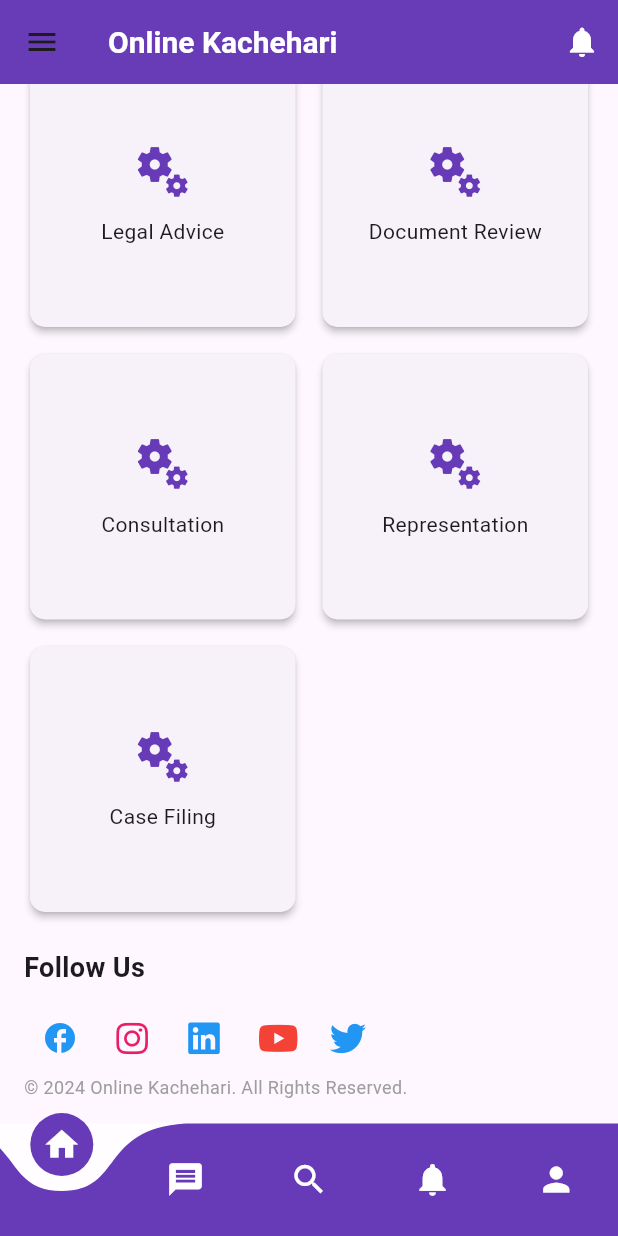
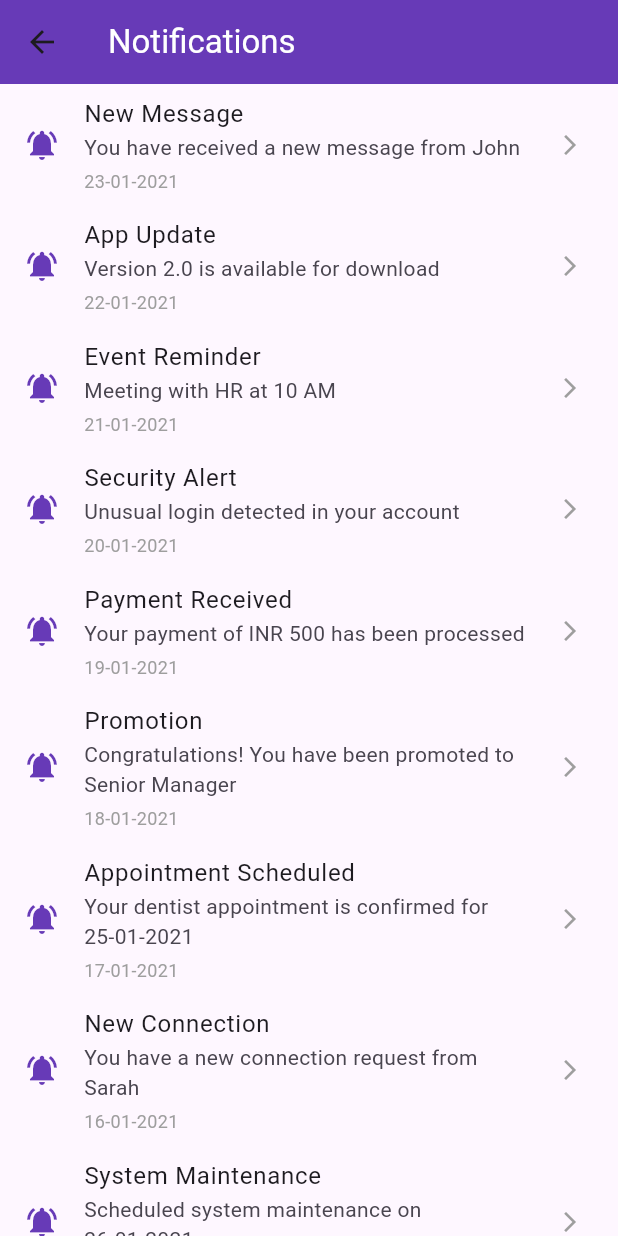
Before and after one commit to pradumkumar01/online_kachahari, a Flutter app: the screen it shows after launch, scrolled down 1147 dp, after a tap on the "notifications" icon, on a phone screen of 412 x 824 dp. Run offline on Flutter 3.47's test engine with Material 3 defaults, Android fonts, the phone set to English and light mode, and no system bars; drawn by our look-alikes of curved_navigation_bar; our stand-ins replace font_awesome_flutter.

Commit message:
"updated homepage added Notification.dart"

```diff
--- a/lib/screens/Home.dart
+++ b/lib/screens/Home.dart
@@ -2,6 +2,7 @@ import 'package:curved_navigation_bar/curved_navigation_bar.dart';
 import 'package:flutter/material.dart';
 import 'package:flutter_online_kachehari/screens/CustomerSupport.dart';
 import 'package:flutter_online_kachehari/screens/Login_Screen.dart';
+import 'package:flutter_online_kachehari/screens/Notification.dart';
 import 'package:flutter_online_kachehari/screens/Policy.dart';
 import 'package:flutter_online_kachehari/screens/Services.dart';
 import 'package:flutter_online_kachehari/screens/TermsConditions.dart';
@@ -91,6 +92,8 @@ class _HomePageState extends State<HomePage> {
               color: Colors.white,
             ), // Changed to notification icon
             onPressed: () {
+              Navigator.of(context).push(
+                  MaterialPageRoute(builder: (context) => NotificationPage()));
               // Add notification functionality here
             },
           ),
@@ -572,12 +575,14 @@ class _HomePageState extends State<HomePage> {
             Icons.notifications,
             size: 26,
             color: Colors.white,
+
           ),
           Icon(
             Icons.person,
             size: 26,
             color: Colors.white,
           ),
+
         ],
       ),
     );
--- /dev/null
+++ b/lib/screens/Notification.dart
@@ -0,0 +1,115 @@
+import 'package:flutter/material.dart';
+
+class NotificationPage extends StatefulWidget {
+  const NotificationPage({super.key});
+
+  @override
+  State<NotificationPage> createState() => _NotificationPageState();
+}
+
+class _NotificationPageState extends State<NotificationPage> {
+  // List of fake notification data using map
+  final List<Map<String, String>> notifications = [
+    {
+      'title': 'New Message',
+      'subtitle': 'You have received a new message from John',
+      'date': '23-01-2021'
+    },
+    {
+      'title': 'App Update',
+      'subtitle': 'Version 2.0 is available for download',
+      'date': '22-01-2021'
+    },
+    {
+      'title': 'Event Reminder',
+      'subtitle': 'Meeting with HR at 10 AM',
+      'date': '21-01-2021'
+    },
+    {
+      'title': 'Security Alert',
+      'subtitle': 'Unusual login detected in your account',
+      'date': '20-01-2021'
+    },
+    {
+      'title': 'Payment Received',
+      'subtitle': 'Your payment of INR 500 has been processed',
+      'date': '19-01-2021'
+    },
+    {
+      'title': 'Promotion',
+      'subtitle': 'Congratulations! You have been promoted to Senior Manager',
+      'date': '18-01-2021'
+    },
+    {
+      'title': 'Appointment Scheduled',
+      'subtitle': 'Your dentist appointment is confirmed for 25-01-2021',
+      'date': '17-01-2021'
+    },
+    {
+      'title': 'New Connection',
+      'subtitle': 'You have a new connection request from Sarah',
+      'date': '16-01-2021'
+    },
+    {
+      'title': 'System Maintenance',
+      'subtitle': 'Scheduled system maintenance on 26-01-2021',
+      'date': '15-01-2021'
+    },
+    {
+      'title': 'Password Change',
+      'subtitle': 'Your password was successfully changed',
+      'date': '14-01-2021'
+    },
+  ];
+
+  @override
+  Widget build(BuildContext context) {
+    return Scaffold(
+      appBar: AppBar(
+        title: Text("Notifications",style: TextStyle(color: Colors.white)),
+        backgroundColor: Colors.deepPurple,
+      ),
+      body: ListView.builder(
+        itemCount: notifications.length,
+        itemBuilder: (context, index) {
+          return ListTile(
+            leading: Icon(Icons.notifications_active, color: Colors.deepPurple),
+            title: Text(notifications[index]['title']!), // Dynamic title from map
+            subtitle: Column(
+              crossAxisAlignment: CrossAxisAlignment.start,
+              children: [
+                Text(notifications[index]['subtitle']!), // Dynamic subtitle from map
+                SizedBox(height: 4), // Small space between subtitle and date
+                Text(
+                  notifications[index]['date']!,
+                  style: TextStyle(fontSize: 12, color: Colors.grey),
+                ), // Dynamic date from map
+              ],
+            ),
+            trailing: Icon(Icons.arrow_forward_ios, size: 16, color: Colors.grey),
+            onTap: () {
+              // Action to perform when tapped
+              showDialog(
+                context: context,
+                builder: (context) {
+                  return AlertDialog(
+                    title: Text(notifications[index]['title']!),
+                    content: Text(notifications[index]['subtitle']!),
+                    actions: [
+                      TextButton(
+                        onPressed: () {
+                          Navigator.of(context).pop();
+                        },
+                        child: Text("Close"),
+                      ),
+                    ],
+                  );
+                },
+              );
+            },
+          );
+        },
+      ),
+    );
+  }
+}
--- a/pubspec.yaml
+++ b/pubspec.yaml
@@ -39,6 +39,7 @@ dependencies:
   flutter_rating_bar: ^4.0.0
   flutter_social_button: ^1.1.4+1
   font_awesome_flutter: ^10.7.0
+  dio: ^5.7.0
 dev_dependencies:
   flutter_test:
     sdk: flutter
```
Also changed, not shown: pubspec.lock.
